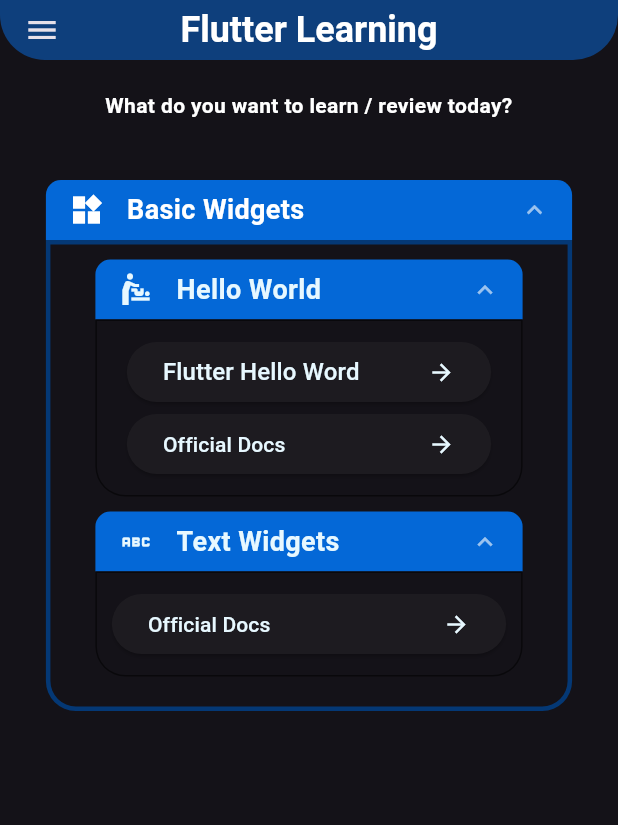
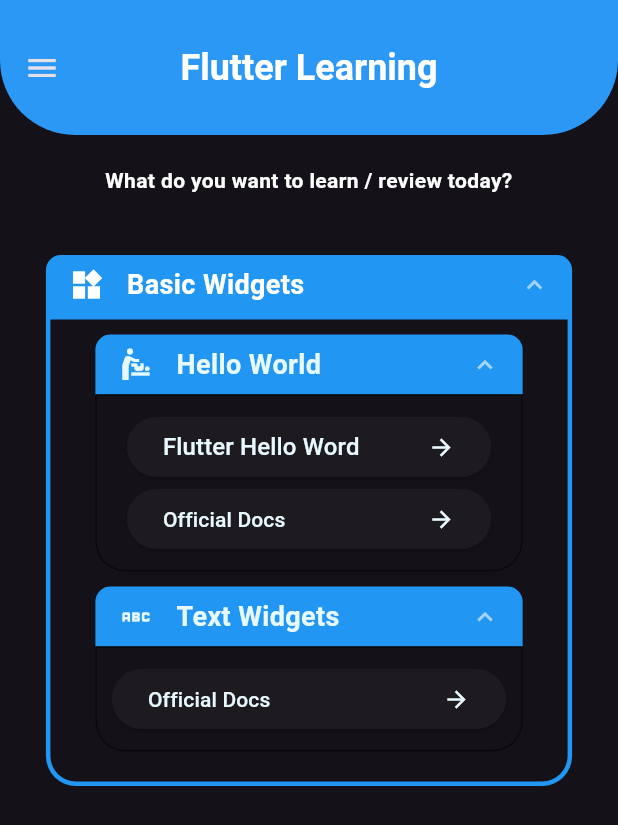
Before and after one commit to kaiqueBellmont/flutter_concept_practices, a Flutter app: the screen it shows after launch, on a phone screen of 412 x 824 dp. Shown: the top 825 px of the screen. Run offline on Flutter 3.47's test engine with Material 3 defaults, Android fonts, the phone set to English and light mode, and no system bars; drawn by our look-alikes of accordion.

Commit message:
add app stylish

```diff
--- a/lib/components/custom_accordion.dart
+++ b/lib/components/custom_accordion.dart
@@ -30,14 +30,13 @@ class CustomAccordion extends StatelessWidget {
           child: Accordion(
               disableScrolling: true,
               headerBorderColor: Colors.white,
-              headerBackgroundColor: Theme.of(context).primaryColor,
-              headerBorderColorOpened: Theme.of(context).hintColor,
+              headerBackgroundColor: Theme.of(context).hintColor,
+              headerBorderColorOpened: Theme.of(context).primaryColor,
               // headerBorderWidth: 1,
-              headerBackgroundColorOpened: Theme.of(context).hintColor,
+              headerBackgroundColorOpened: Theme.of(context).primaryColor,
               contentBackgroundColor: Theme.of(context).canvasColor,
               contentBorderWidth: 3,
               contentHorizontalPadding: 20,
-              openAndCloseAnimation: true,
               headerPadding: const EdgeInsets.symmetric(vertical: 7, horizontal: 15),
               sectionOpeningHapticFeedback: SectionHapticFeedback.heavy,
               sectionClosingHapticFeedback: SectionHapticFeedback.light,
@@ -80,6 +79,7 @@ class CustomAccordionSection extends StatelessWidget {
   Widget build(BuildContext context) {
     return Accordion(
       disableScrolling: true,
+      scaleWhenAnimating: false,
       paddingListTop: 0,
       paddingListBottom: 0,
       maxOpenSections: 1,
@@ -90,8 +90,8 @@ class CustomAccordionSection extends StatelessWidget {
         AccordionSection(
           isOpen: true,
           leftIcon: Icon(Icons.baby_changing_station, color: Theme.of(context).splashColor),
-          headerBackgroundColor: Theme.of(context).primaryColor,
-          headerBackgroundColorOpened: Theme.of(context).hintColor,
+          headerBackgroundColor: Theme.of(context).hintColor,
+          headerBackgroundColorOpened: Theme.of(context).primaryColor,
           header: const Text('Hello World', style: headerStyle),
           content: Column(
             crossAxisAlignment: CrossAxisAlignment.stretch,
@@ -146,8 +146,8 @@ class CustomAccordionSection extends StatelessWidget {
           isOpen: true,
           leftIcon: Icon(Icons.abc, color: Theme.of(context).splashColor),
           header: const Text('Text Widgets', style: headerStyle),
-          headerBackgroundColor: Theme.of(context).primaryColor,
-          headerBackgroundColorOpened: Theme.of(context).hintColor,
+          headerBackgroundColor: Theme.of(context).hintColor,
+          headerBackgroundColorOpened: Theme.of(context).primaryColor,
           contentBorderColor: Colors.black54,
           content: ElevatedButton(
             style: ElevatedButton.styleFrom(
--- a/lib/main.dart
+++ b/lib/main.dart
@@ -18,12 +18,12 @@ class MyApp extends StatelessWidget {
       routes: Routes.getRoutes(), // Correct registration
       debugShowCheckedModeBanner: false,
       theme: ThemeData(
-        primaryColor: const Color(0xFF043875),
+        primaryColor: Colors.blue,
         hintColor: const Color(0xFF0468D7),
         splashColor: Color(0xFFe7f8ff),
         brightness: Brightness.dark,
         appBarTheme: const AppBarTheme(
-          backgroundColor: Color(0xFF043875),
+          backgroundColor: Colors.blue,
         ),
         textTheme: ThemeData.dark().textTheme.copyWith(
               titleLarge: const TextStyle(
@@ -45,11 +45,11 @@ class MyHomePage extends StatelessWidget {
   Widget build(BuildContext context) {
     return Scaffold(
       appBar: AppBar(
-        toolbarHeight: 40,
+        toolbarHeight: 90,
         elevation: 1,
         shape: const RoundedRectangleBorder(
           borderRadius: BorderRadius.vertical(
-            bottom: Radius.circular(30),
+            bottom: Radius.circular(50),
           ),
         ),
         centerTitle: true,
```
